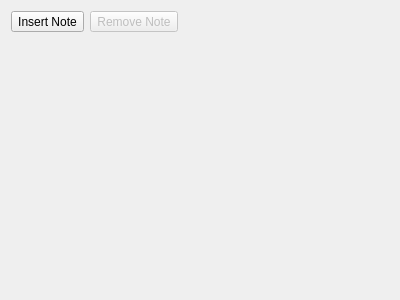
Before: the Qt Designer form plugins/textshape/dialogs/SimpleAnnotationWidget.ui in KDE/calligra, drawn with Qt 5.
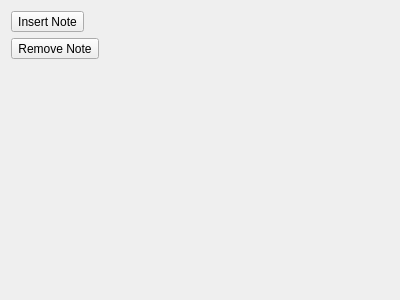
After: the same form once the commit is applied.

Commit message: Put insert Annotation action in TextTool and set a shortcut for it.

What changed in the file:
```diff
--- a/plugins/textshape/dialogs/SimpleAnnotationWidget.ui
+++ b/plugins/textshape/dialogs/SimpleAnnotationWidget.ui
@@ -22,16 +22,6 @@
     </widget>
    </item>
    <item row="0" column="1">
-    <widget class="QToolButton" name="removeAnnotation">
-     <property name="enabled">
-      <bool>false</bool>
-     </property>
-     <property name="text">
-      <string>Remove Note</string>
-     </property>
-    </widget>
-   </item>
-   <item row="0" column="2">
     <spacer name="horizontalSpacer_2">
      <property name="orientation">
       <enum>Qt::Horizontal</enum>
@@ -45,6 +35,16 @@
     </spacer>
    </item>
    <item row="1" column="0">
+    <widget class="QToolButton" name="removeAnnotation">
+     <property name="enabled">
+      <bool>true</bool>
+     </property>
+     <property name="text">
+      <string>Remove Note</string>
+     </property>
+    </widget>
+   </item>
+   <item row="2" column="0">
     <spacer name="verticalSpacer">
      <property name="orientation">
       <enum>Qt::Vertical</enum>
```
The commit also changes 5 other files.
